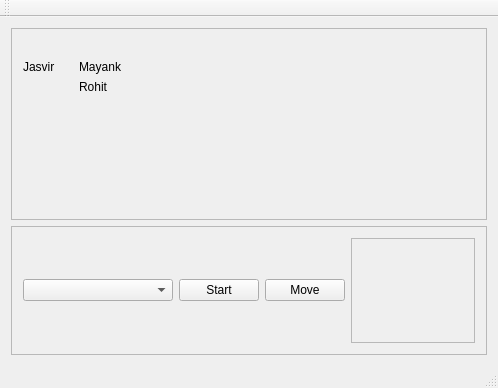
jasvir99/Journey_CSULB, file mainwindow.ui: the form before one commit.
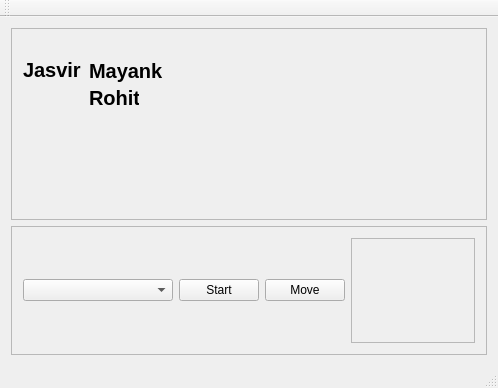
The form after the commit.

Diff of the .ui file:
```diff
--- a/mainwindow.ui
+++ b/mainwindow.ui
@@ -56,16 +56,23 @@
           </property>
           <property name="minimumSize">
            <size>
-            <width>50</width>
+            <width>60</width>
             <height>0</height>
            </size>
           </property>
           <property name="maximumSize">
            <size>
-            <width>10</width>
+            <width>15</width>
             <height>20</height>
            </size>
           </property>
+          <property name="font">
+           <font>
+            <pointsize>15</pointsize>
+            <weight>75</weight>
+            <bold>true</bold>
+           </font>
+          </property>
           <property name="text">
            <string>Jasvir</string>
           </property>
@@ -75,8 +82,8 @@
          <widget class="QLabel" name="player2">
           <property name="minimumSize">
            <size>
-            <width>60</width>
-            <height>0</height>
+            <width>80</width>
+            <height>22</height>
            </size>
           </property>
           <property name="maximumSize">
@@ -85,6 +92,13 @@
             <height>20</height>
            </size>
           </property>
+          <property name="font">
+           <font>
+            <pointsize>15</pointsize>
+            <weight>75</weight>
+            <bold>true</bold>
+           </font>
+          </property>
           <property name="text">
            <string>Mayank</string>
           </property>
@@ -104,6 +118,13 @@
             <height>20</height>
            </size>
           </property>
+          <property name="font">
+           <font>
+            <pointsize>15</pointsize>
+            <weight>75</weight>
+            <bold>true</bold>
+           </font>
+          </property>
           <property name="text">
            <string>Rohit</string>
           </property>
```
